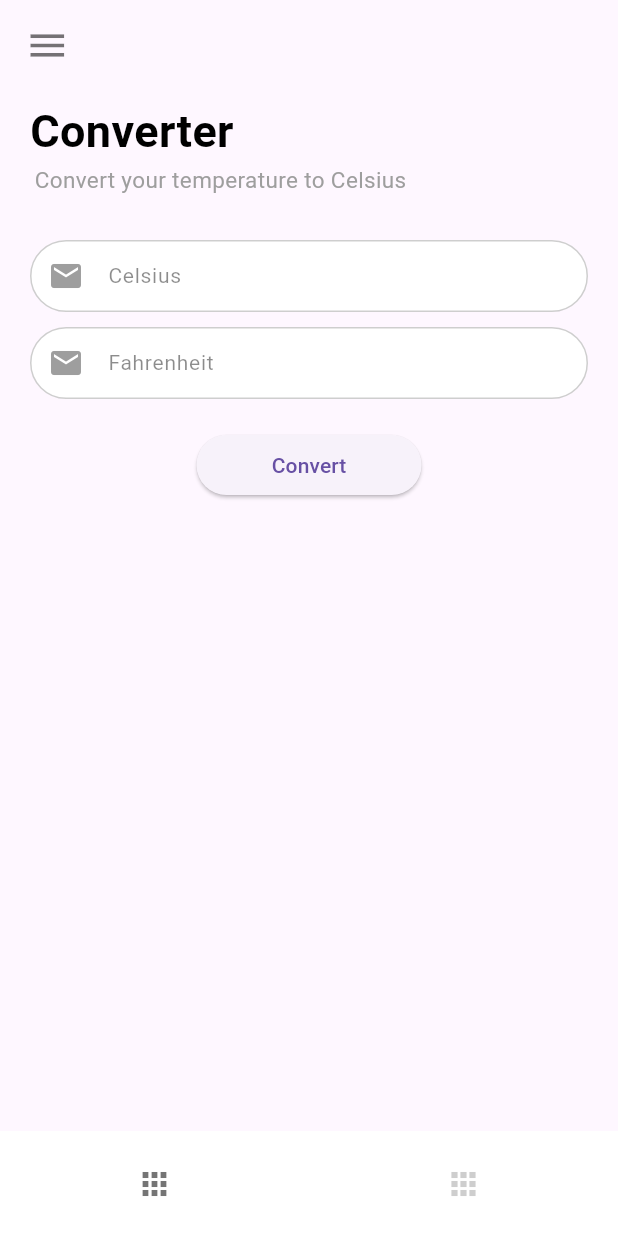
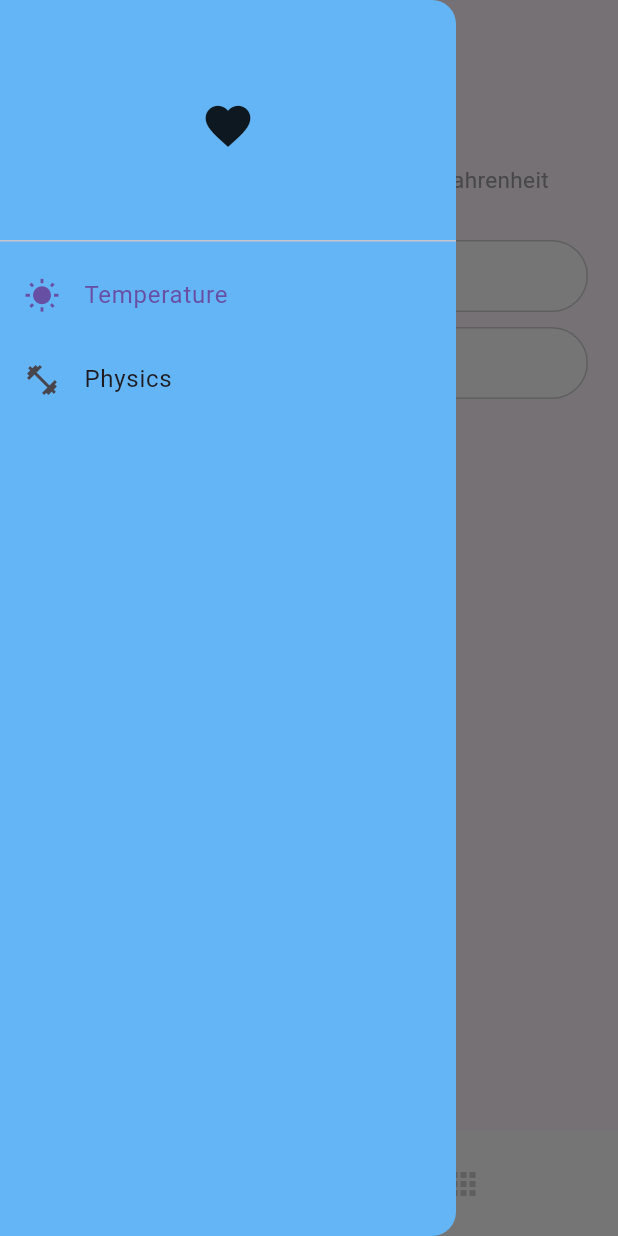
Before and after one commit to Hamle15/Parcial-movil, a Flutter app: the screen it shows after launch, with the side drawer open (before the commit the screen has no drawer), on a phone screen of 412 x 824 dp. Run offline on Flutter 3.47's test engine with Material 3 defaults, Android fonts, the phone set to English and light mode, and no system bars.

Commit message:
More changes

```diff
--- a/lib/Screens/home.dart
+++ b/lib/Screens/home.dart
@@ -10,23 +10,79 @@ class HomeScreen extends StatefulWidget {
 }
 
 class _HomeScreenState extends State<HomeScreen>  {
+  int _selectedIndex = 0;
+  String appBarTitle = "Temperature";
+
+  void _navigateBottomBar(int index){
+    setState(() {
+      _selectedIndex = index;
+    });
+
+    switch(index) {
+      case 0:
+        appBarTitle = "Temperature";
+        break;
+      case 1:
+        appBarTitle = "Physics";
+        break;
+
+    }
+  }
 
   List pages = [
     TemperatureScreen(),
     PhysicsScreen()
   ];
 
-  int currentIndex = 0;
-  void _navigateBottomBar(int index){
-    setState(() {
-      currentIndex = index;
-    });
-  }
+
 
   @override
   Widget build(BuildContext context) {
     return Scaffold(
-      body: pages[currentIndex],
+      appBar: AppBar(
+        leading: const Padding(
+          padding: EdgeInsets.only(top: 5, left: 7),
+          child: Icon(
+            Icons.menu,
+            size: 30,
+            color: Colors.black54,
+          ),
+        ),
+      ),
+      drawer: Drawer(
+        backgroundColor: Colors.blue[300],
+        child: ListView(
+          padding: EdgeInsets.zero,
+          children: [
+            DrawerHeader(
+              child: Icon(
+                Icons.favorite,
+                size: 36,
+              ),
+            ),
+            ListTile(
+              leading: Icon(Icons.wb_sunny),
+              title: Text('Temperature'),
+              selected: _selectedIndex == 0,
+              onTap: () {
+                Navigator.pop(context);
+                _navigateBottomBar(0);
+              },
+            ),
+            ListTile(
+              leading: Icon(Icons.fitness_center),
+              title: Text('Physics'),
+              selected: _selectedIndex == 1,
+              onTap: () {
+                Navigator.pop(context);
+                _navigateBottomBar(1);
+              },
+            ),
+
+          ],
+        ) ,
+      ),
+      body: pages[_selectedIndex],
       bottomNavigationBar: SizedBox(
         height: 70,
         child: BottomNavigationBar(
@@ -34,7 +90,7 @@ class _HomeScreenState extends State<HomeScreen>  {
           selectedFontSize: 0,
           type: BottomNavigationBarType.fixed,
           backgroundColor: Colors.white,
-          currentIndex: currentIndex,
+          currentIndex: _selectedIndex,
           onTap: _navigateBottomBar,
           selectedItemColor: Colors.black54,
           unselectedItemColor: Colors.grey.withOpacity(0.5),
--- a/lib/Screens/temperature.dart
+++ b/lib/Screens/temperature.dart
@@ -4,34 +4,31 @@ import 'package:parcial/Widgets/convert_button.dart';
 import 'package:parcial/Widgets/text_field_custom.dart';
 
 class TemperatureScreen extends StatefulWidget {
-
   const TemperatureScreen({super.key});
 
   @override
-  State<TemperatureScreen> createState() => _HomeState();
+  State<TemperatureScreen> createState() => _TemperatureScreenState();
 }
 
-class _HomeState extends State<TemperatureScreen> {
+class _TemperatureScreenState extends State<TemperatureScreen> {
   final TextEditingController _celsiusController = TextEditingController();
   final TextEditingController _fahrenheitController = TextEditingController();
 
+  void _calculate() {
+    double? celsius = double.tryParse(_celsiusController.text);
+    double? fahrenheit = double.tryParse(_fahrenheitController.text);
 
-  void _convertCelsiusToFahrenheit() {
-    if (_celsiusController.text.isEmpty) {
-      _showErrorDialog('Por favor ingresa un valor para Celsius.');
-      return;
+    if (celsius != null) {
+      double converted = (celsius * 9 / 5) + 32;
+      _fahrenheitController.text = converted.toStringAsFixed(2);
+      _showResultDialog(converted, 'Fahrenheit');
+    } else if (fahrenheit != null) {
+      double converted = (fahrenheit - 32) * 5 / 9;
+      _celsiusController.text = converted.toStringAsFixed(2);
+      _showResultDialog(converted, 'Celsius');
+    } else {
+      _showErrorDialog('Please enter a valid value in Celsius or Fahrenheit.');
     }
-
-    double? celsius = double.tryParse(_celsiusController.text);
-    if (celsius == null) {
-      _showErrorDialog('Por favor ingresa un valor numérico válido para Celsius.');
-      return;
-    }
-
-    double fahrenheit = (celsius * 9 / 5) + 32;
-    _fahrenheitController.text = fahrenheit.toStringAsFixed(2);
-
-    _showResultDialog(fahrenheit);
   }
 
   void _showErrorDialog(String message) {
@@ -46,7 +43,7 @@ class _HomeState extends State<TemperatureScreen> {
               onPressed: () {
                 Navigator.of(context).pop();
               },
-              child: const Text('Cerrar'),
+              child: const Text('Close'),
             ),
           ],
         );
@@ -54,13 +51,32 @@ class _HomeState extends State<TemperatureScreen> {
     );
   }
 
-  void _showResultDialog(double result) {
+  void _showResultDialog(double result, String unit) {
+    String unitText;
+    if (unit == 'Celsius') {
+      unitText = 'Celsius';
+    } else {
+      unitText = 'Fahrenheit';
+    }
+
     showDialog(
       context: context,
       builder: (BuildContext context) {
         return AlertDialog(
-          title: const Text('Resultant'),
-          content: Text('El resultant es: $result'),
+          title: const Text('Result'),
+          content: RichText(
+            text: TextSpan(
+              style: const TextStyle(color: Colors.black87),
+              children: [
+                const TextSpan(text: 'The conversion result is: '),
+                TextSpan(
+                  text: '$result $unitText',
+                  style: const TextStyle(fontWeight: FontWeight.bold),
+                ),
+                const TextSpan(text: '.'),
+              ],
+            ),
+          ),
           actions: [
             TextButton(
               onPressed: () {
@@ -71,22 +87,19 @@ class _HomeState extends State<TemperatureScreen> {
           ],
         );
       },
-    );
+    ).then((_) {
+      _celsiusController.clear();
+      _fahrenheitController.clear();
+
+      // Remueve el foco del TextField
+      FocusScope.of(context).requestFocus(FocusNode());
+    });
   }
+
 
   @override
   Widget build(BuildContext context) {
     return Scaffold(
-      appBar: AppBar(
-        leading: const Padding(
-          padding: EdgeInsets.only(top: 5, left: 7),
-          child: Icon(
-            Icons.menu,
-            size: 30,
-            color: Colors.black54,
-          ),
-        ),
-      ),
       body: Container(
         margin: const EdgeInsets.only(left: 20),
         child: Column(
@@ -97,36 +110,35 @@ class _HomeState extends State<TemperatureScreen> {
             Container(
               padding: const EdgeInsets.only(left: 3),
               child: Text(
-                  "Convert your temperature to Celsius",
-                  style: TextStyle(
-                    color: Colors.grey,
-                    fontSize: 15,
-                  ),
+                "Convert your temperature to Celsius or Fahrenheit",
+                style: TextStyle(
+                  color: Colors.grey,
+                  fontSize: 15,
                 ),
+              ),
             ),
             SizedBox(height: 30),
             Container(
-              margin: EdgeInsets.only(right: 20),
+              margin: const EdgeInsets.only(right: 20),
               child: Column(
-                crossAxisAlignment: CrossAxisAlignment.stretch, // Asegura que los elementos se expandan horizontalmente
+                crossAxisAlignment: CrossAxisAlignment.stretch,
                 children: [
                   TextFieldCustom(
                     controller: _celsiusController,
                     keyboardType: TextInputType.number,
                     hintText: 'Celsius',
-                    prefixIcon: const Icon(Icons.email, color: Colors.grey),
+                    prefixIcon: const Icon(Icons.numbers, color: Colors.grey),
                   ),
                   SizedBox(height: 10),
                   TextFieldCustom(
                     controller: _fahrenheitController,
                     keyboardType: TextInputType.number,
                     hintText: 'Fahrenheit',
-                    prefixIcon: Icon(Icons.email, color: Colors.grey),
-                    readOnly: true,
+                    prefixIcon: Icon(Icons.numbers, color: Colors.grey),
                   ),
                   SizedBox(height: 20),
-                  Center( // Puedes usar Row si prefieres
-                    child: ConvertButton(label: 'Convert', onPressed: _convertCelsiusToFahrenheit,),
+                  Center(
+                    child: ConvertButton(label: 'Calculate', onPressed: _calculate),
                   ),
                 ],
               ),
```
Also changed, not shown: lib/Screens/physics.dart (+0 -10 lines).
